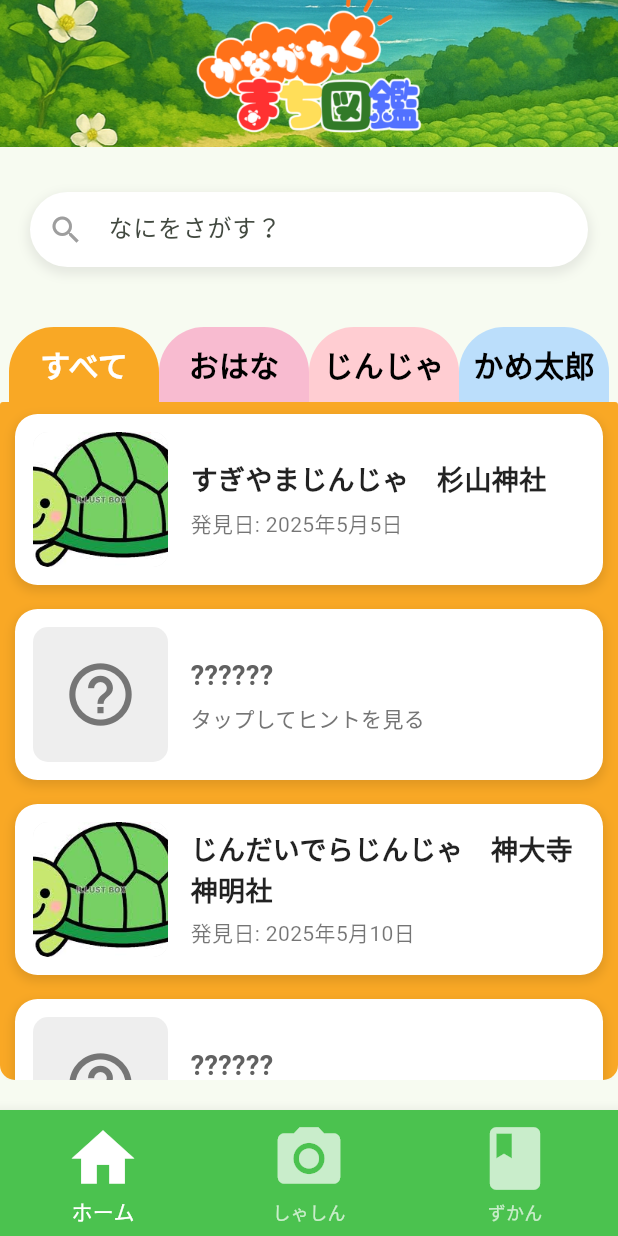
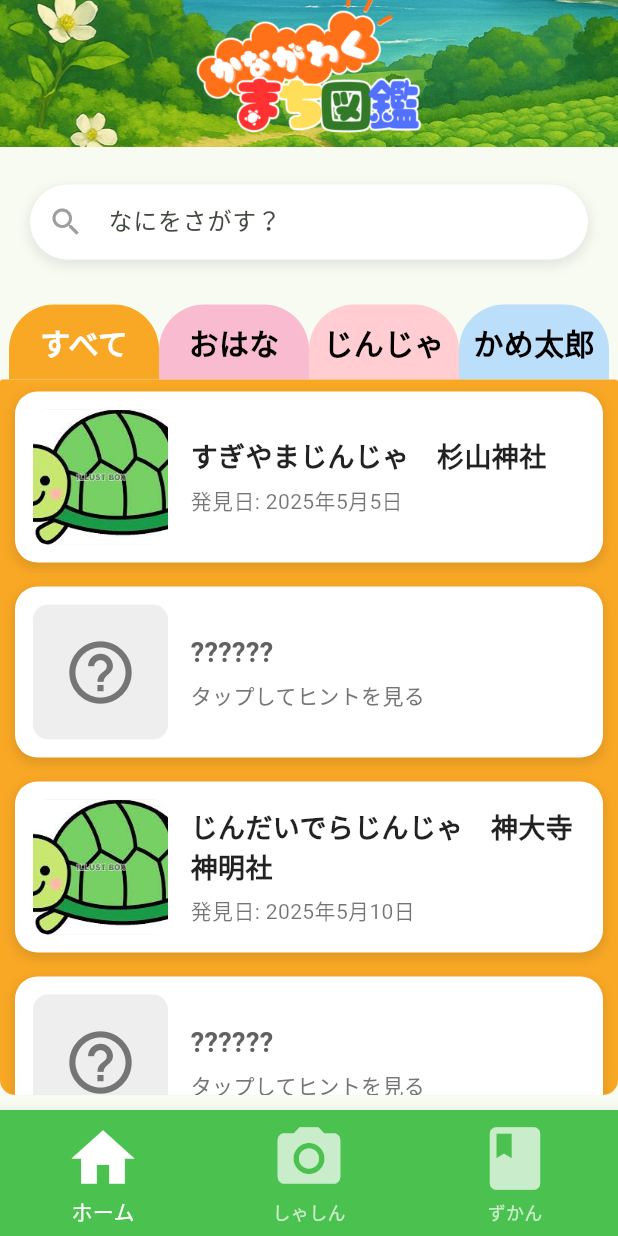
Before and after one commit to renrenbatabata/kanagawa-machizukan, a Flutter app: the Zukan screen opened by its route, on a phone screen of 412 x 824 dp. Run offline on Flutter 3.47's test engine with Material 3 defaults, Android fonts, the light colour scheme and no system bars; our stand-ins replace camera, geolocator, google_fonts, google_mobile_ads, percent_indicator.

Commit message:
図鑑一覧画面ファイル構成整理

```diff
--- a/frontend/lib/screens/zukan_page/zukan.dart
+++ b/frontend/lib/screens/zukan_page/zukan.dart
@@ -1,9 +1,11 @@
 import 'package:flutter/material.dart';
-import 'package:frontend/widgets/ad_banner.dart';
 import 'package:frontend/widgets/control.dart';
 import 'package:frontend/widgets/header.dart';
-import 'package:frontend/screens/zukan_page/zukan_card.dart'; // ZukanCardをインポート
+import 'package:frontend/screens/zukan_page/zukan_card.dart'; // ZukanCardとZukanItemが必要
 import 'package:frontend/widgets/colors.dart';
+import 'package:frontend/widgets/search_bar_widget.dart';
+import 'package:frontend/widgets/category_tabs.dart';
+import 'package:frontend/screens/zukan_page/zukan_list_container.dart';
 
 class Zukan extends StatefulWidget {
   const Zukan({super.key});
@@ -14,9 +16,8 @@ class Zukan extends StatefulWidget {
 
 class _ZukanState extends State<Zukan> {
   String selectedCategory = "すべて";
-  final TextEditingController _searchController =
-      TextEditingController(); // 検索テキストコントローラー
-  String _searchText = ""; // 検索テキストの状態
+  final TextEditingController _searchController = TextEditingController();
+  String _searchText = "";
 
   // カテゴリと対応するカラー
   final Map<String, Map<String, Color>> categoryColors = {
@@ -27,70 +28,53 @@ class _ZukanState extends State<Zukan> {
   };
 
   // 仮の図鑑データ (実際はバックエンドから取得)
-  // ZukanItemのリストとして定義
   List<ZukanItem> allZukanItems = [
     ZukanItem(
       id: 'sugiyama1',
       name: 'すぎやまじんじゃ　杉山神社',
-      imageUrl: 'images/sugiyama_jinja.jpg', // 実際の画像パスに置き換える
+      imageUrl: 'images/sugiyama_jinja.jpg',
       discoveredDate: '2025年5月5日',
       isDiscovered: true,
-      category: 'じんじゃ', // ★追加：カテゴリ情報
+      category: 'じんじゃ',
     ),
     ZukanItem(
       id: 'kame_mystery',
       name: '謎のカメ太郎オブジェ',
-      isDiscovered: false, // 未発見
-      category: 'かめ太郎', // ★追加：カテゴリ情報
-      // hintはZukanCard内部で取得
+      isDiscovered: false,
+      category: 'かめ太郎',
     ),
     ZukanItem(
       id: 'jindaiji',
       name: 'じんだいでらじんじゃ　神大寺神明社',
-      imageUrl: 'images/jindaiji_jinja.jpg', // 実際の画像パスに置き換える
+      imageUrl: 'images/jindaiji_jinja.jpg',
       discoveredDate: '2025年5月10日',
       isDiscovered: true,
-      category: 'じんじゃ', // ★追加：カテゴリ情報
+      category: 'じんじゃ',
     ),
     ZukanItem(
       id: 'sugiyama2',
-      name: '杉山神社（2）', // 別の子安台の杉山神社などを想定
-      isDiscovered: false, // 未発見
-      category: 'じんじゃ', // ★追加：カテゴリ情報
+      name: '杉山神社（2）',
+      isDiscovered: false,
+      category: 'じんじゃ',
     ),
     ZukanItem(
       id: 'kame_park',
       name: '公園のカメ太郎オブジェ',
       discoveredDate: '2025年5月15日',
-      imageUrl: 'images/kame_park.jpg', // 実際の画像パスに置き換える
+      imageUrl: 'images/kame_park.jpg',
       isDiscovered: true,
-      category: 'かめ太郎', // ★追加：カテゴリ情報
+      category: 'かめ太郎',
     ),
-    // ここに他の神社、カメ太郎、お花などのZukanItemを追加していく
-    // 例: お花を追加
-    // ZukanItem(
-    //   id: 'flower_sakura',
-    //   name: 'サクラ',
-    //   isDiscovered: false,
-    //   category: 'おはな',
-    // ),
-    // ZukanItem(
-    //   id: 'flower_himawari',
-    //   name: 'ヒマワリ',
-    //   isDiscovered: false,
-    //   category: 'おはな',
-    // ),
   ];
 
   @override
   void dispose() {
-    _searchController.dispose(); // コントローラーを破棄
+    _searchController.dispose();
     super.dispose();
   }
 
   @override
   Widget build(BuildContext context) {
-    // 選択されたカテゴリと検索テキストに基づいてアイテムをフィルタリング
     List<ZukanItem> filteredItems =
         allZukanItems.where((item) {
           final bool categoryMatches =
@@ -101,8 +85,7 @@ class _ZukanState extends State<Zukan> {
               (item.discoveredDate != null &&
                   item.discoveredDate!.toLowerCase().contains(
                     _searchText.toLowerCase(),
-                  )); // 発見日も検索対象に含める
-
+                  ));
           return categoryMatches && searchMatches;
         }).toList();
 
@@ -110,120 +93,39 @@ class _ZukanState extends State<Zukan> {
       body: Column(
         children: [
           const ImageHeader(),
-          const SizedBox(height: 20.0), // ヘッダーと検索バーの間のスペースを調整
-          Padding(
-            padding: const EdgeInsets.symmetric(
-              horizontal: 20.0,
-              vertical: 10.0,
-            ),
-            child: Container(
-              height: 50,
-              decoration: BoxDecoration(
-                color: Colors.white,
-                borderRadius: BorderRadius.circular(30.0),
-                boxShadow: [
-                  BoxShadow(
-                    color: Colors.grey.withOpacity(0.2),
-                    spreadRadius: 2,
-                    blurRadius: 5,
-                    offset: const Offset(0, 3),
-                  ),
-                ],
-              ),
-              child: TextField(
+          const SizedBox(height: 15.0),
+
+          // 検索バー
+          SearchBarWidget(
             controller: _searchController,
             onChanged: (value) {
               setState(() {
                 _searchText = value;
               });
             },
-                decoration: const InputDecoration(
-                  hintText: 'なにをさがす？',
-                  prefixIcon: Icon(Icons.search, color: Colors.grey),
-                  border: InputBorder.none,
-                  contentPadding: EdgeInsets.symmetric(vertical: 15.0),
           ),
-              ),
-            ),
-          ),
-          const SizedBox(height: 30.0), // 検索バーとカテゴリタブの間のスペースを調整
-          SingleChildScrollView(
-            scrollDirection: Axis.horizontal,
-            child: Padding(
-              padding: const EdgeInsets.symmetric(horizontal: 1.0),
-              child: Row(
-                mainAxisAlignment: MainAxisAlignment.center,
-                children:
-                    categoryColors.keys.map((category) {
-                      return GestureDetector(
-                        onTap: () {
+          const SizedBox(height: 20.0),
+
+          // カテゴリタブ
+          CategoryTabs(
+            selectedCategory: selectedCategory,
+            onCategorySelected: (category) {
               setState(() {
                 selectedCategory = category;
               });
             },
-                        child: Container(
-                          width: 100,
-                          height: 50,
-                          decoration: BoxDecoration(
-                            color:
-                                selectedCategory == category
-                                    ? categoryColors[category]!["main"]
-                                    : categoryColors[category]!["sub"],
-                            borderRadius: const BorderRadius.only(
-                              topLeft: Radius.circular(30.0),
-                              topRight: Radius.circular(30.0),
+            categoryColors: categoryColors,
+          ),
+
+          // 図鑑リストコンテナ
+          Expanded(
+            child: ZukanListContainer(
+              selectedCategory: selectedCategory,
+              filteredItems: filteredItems,
+              categoryColors: categoryColors,
+              allZukanItems: allZukanItems, // メッセージ表示のために渡す
             ),
           ),
-                          alignment: Alignment.center,
-                          child: Text(
-                            category,
-                            style: TextStyle(
-                              fontSize: 20,
-                              color:
-                                  selectedCategory == category
-                                      ? Colors.white
-                                      : Colors.black,
-                              fontWeight: FontWeight.bold,
-                            ),
-                          ),
-                        ),
-                      );
-                    }).toList(),
-              ),
-            ),
-          ),
-          Expanded(
-            // Expandedで残りスペースをZukanCardのリストに割り当てる
-            child: Container(
-              // カテゴリタブ下のコンテナのスタイルを調整
-              decoration: BoxDecoration(
-                color: categoryColors[selectedCategory]!["main"],
-                borderRadius: const BorderRadius.only(
-                  topLeft: Radius.circular(2.0),
-                  topRight: Radius.circular(2.0),
-                  bottomLeft: Radius.circular(10.0),
-                  bottomRight: Radius.circular(10.0),
-                ),
-              ),
-              child: ListView.builder(
-                padding: const EdgeInsets.only(
-                  top: 0.0,
-                  bottom: 20.0,
-                ), // リスト全体のパディング調整
-                itemCount: filteredItems.length,
-                itemBuilder: (context, index) {
-                  return ZukanCard(
-                    item: filteredItems[index],
-                    cardColor:
-                        AppColors.white, // 各カードの背景色は白などにして、メインコンテナの色と区別する
-                  );
-                },
-              ),
-            ),
-          ),
-          const SizedBox(height: 10.0),
-          const AdBanner(adUnitId: 'ca-app-pub-3940256099942544/6300978111'),
-
           const SizedBox(height: 10.0),
         ],
       ),
--- /dev/null
+++ b/frontend/lib/screens/zukan_page/zukan_list_container.dart
@@ -0,0 +1,84 @@
+import 'package:flutter/material.dart';
+import 'package:frontend/screens/zukan_page/zukan_card.dart'; // ZukanCardをインポート
+import 'package:frontend/widgets/colors.dart'; // AppColorsをインポート
+
+class ZukanListContainer extends StatelessWidget {
+  final String selectedCategory;
+  final List<ZukanItem> filteredItems;
+  final Map<String, Map<String, Color>> categoryColors;
+  final List<ZukanItem> allZukanItems; // お花モデルメッセージのために必要
+
+  const ZukanListContainer({
+    Key? key,
+    required this.selectedCategory,
+    required this.filteredItems,
+    required this.categoryColors,
+    required this.allZukanItems,
+  }) : super(key: key);
+
+  @override
+  Widget build(BuildContext context) {
+    // お花カテゴリで、かつ該当する発見済みのアイテムがない場合にメッセージを表示
+    final bool showFlowerPromptMessage =
+        selectedCategory == "おはな" &&
+        !allZukanItems.any(
+          (item) => item.category == 'おはな' && item.isDiscovered,
+        );
+
+    return Container(
+      decoration: BoxDecoration(
+        color: categoryColors[selectedCategory]!["main"],
+        borderRadius: const BorderRadius.only(
+          topLeft: Radius.circular(2.0),
+          topRight: Radius.circular(2.0),
+          bottomLeft: Radius.circular(10.0),
+          bottomRight: Radius.circular(10.0),
+        ),
+      ),
+      child: Column(
+        children: [
+          // お花を撮影して図鑑に登録するメッセージ
+          if (showFlowerPromptMessage) // 条件がtrueの場合のみ表示
+            Padding(
+              padding: const EdgeInsets.all(20.0),
+              child: Column(
+                children: [
+                  Icon(
+                    Icons.camera_alt,
+                    size: 50,
+                    color: AppColors.white,
+                  ), // カメラアイコンに変更
+                  const SizedBox(height: 10),
+                  Text(
+                    '🌸 お花をさつえいして ずかんにとうろくしよう！ 🌸', // メッセージを変更
+                    textAlign: TextAlign.center,
+                    style: TextStyle(
+                      fontSize: 16,
+                      color: AppColors.white,
+                      fontWeight: FontWeight.bold,
+                    ),
+                  ),
+                  const SizedBox(height: 10),
+                  // カメ太郎のイメージを、撮影を促すポーズなどに変更すると良い
+                  Image.asset('images/kame_pointing_camera.png', height: 100),
+                ],
+              ),
+            ),
+          // 図鑑アイテムのリスト
+          Expanded(
+            child: ListView.builder(
+              padding: const EdgeInsets.only(top: 0.0, bottom: 20.0),
+              itemCount: filteredItems.length,
+              itemBuilder: (context, index) {
+                return ZukanCard(
+                  item: filteredItems[index],
+                  cardColor: AppColors.white,
+                );
+              },
+            ),
+          ),
+        ],
+      ),
+    );
+  }
+}
--- /dev/null
+++ b/frontend/lib/widgets/category_tabs.dart
@@ -0,0 +1,59 @@
+import 'package:flutter/material.dart';
+
+class CategoryTabs extends StatelessWidget {
+  final String selectedCategory;
+  final ValueChanged<String> onCategorySelected;
+  final Map<String, Map<String, Color>> categoryColors;
+
+  const CategoryTabs({
+    Key? key,
+    required this.selectedCategory,
+    required this.onCategorySelected,
+    required this.categoryColors,
+  }) : super(key: key);
+
+  @override
+  Widget build(BuildContext context) {
+    return SingleChildScrollView(
+      scrollDirection: Axis.horizontal,
+      child: Padding(
+        padding: const EdgeInsets.symmetric(horizontal: 1.0),
+        child: Row(
+          mainAxisAlignment: MainAxisAlignment.center,
+          children:
+              categoryColors.keys.map((category) {
+                return GestureDetector(
+                  onTap: () => onCategorySelected(category),
+                  child: Container(
+                    width: 100,
+                    height: 50,
+                    decoration: BoxDecoration(
+                      color:
+                          selectedCategory == category
+                              ? categoryColors[category]!["main"]
+                              : categoryColors[category]!["sub"],
+                      borderRadius: const BorderRadius.only(
+                        topLeft: Radius.circular(30.0),
+                        topRight: Radius.circular(30.0),
+                      ),
+                    ),
+                    alignment: Alignment.center,
+                    child: Text(
+                      category,
+                      style: TextStyle(
+                        fontSize: 20,
+                        color:
+                            selectedCategory == category
+                                ? Colors.white
+                                : Colors.black,
+                        fontWeight: FontWeight.bold,
+                      ),
+                    ),
+                  ),
+                );
+              }).toList(),
+        ),
+      ),
+    );
+  }
+}
--- /dev/null
+++ b/frontend/lib/widgets/search_bar_widget.dart
@@ -0,0 +1,44 @@
+import 'package:flutter/material.dart';
+
+class SearchBarWidget extends StatelessWidget {
+  final TextEditingController controller;
+  final ValueChanged<String> onChanged; // テキスト変更時のコールバック
+
+  const SearchBarWidget({
+    Key? key,
+    required this.controller,
+    required this.onChanged,
+  }) : super(key: key);
+
+  @override
+  Widget build(BuildContext context) {
+    return Padding(
+      padding: const EdgeInsets.symmetric(horizontal: 20.0, vertical: 10.0),
+      child: Container(
+        height: 50,
+        decoration: BoxDecoration(
+          color: Colors.white,
+          borderRadius: BorderRadius.circular(30.0),
+          boxShadow: [
+            BoxShadow(
+              color: Colors.grey.withOpacity(0.2),
+              spreadRadius: 2,
+              blurRadius: 5,
+              offset: const Offset(0, 3),
+            ),
+          ],
+        ),
+        child: TextField(
+          controller: controller,
+          onChanged: onChanged,
+          decoration: const InputDecoration(
+            hintText: 'なにをさがす？',
+            prefixIcon: Icon(Icons.search, color: Colors.grey),
+            border: InputBorder.none,
+            contentPadding: EdgeInsets.symmetric(vertical: 15.0),
+          ),
+        ),
+      ),
+    );
+  }
+}
```
Also changed, not shown: frontend/pubspec.yaml (+1 -9 lines), frontend/images/kame_pointing_camera.png (added). Lines whose indentation alone changed are shown as unchanged.
